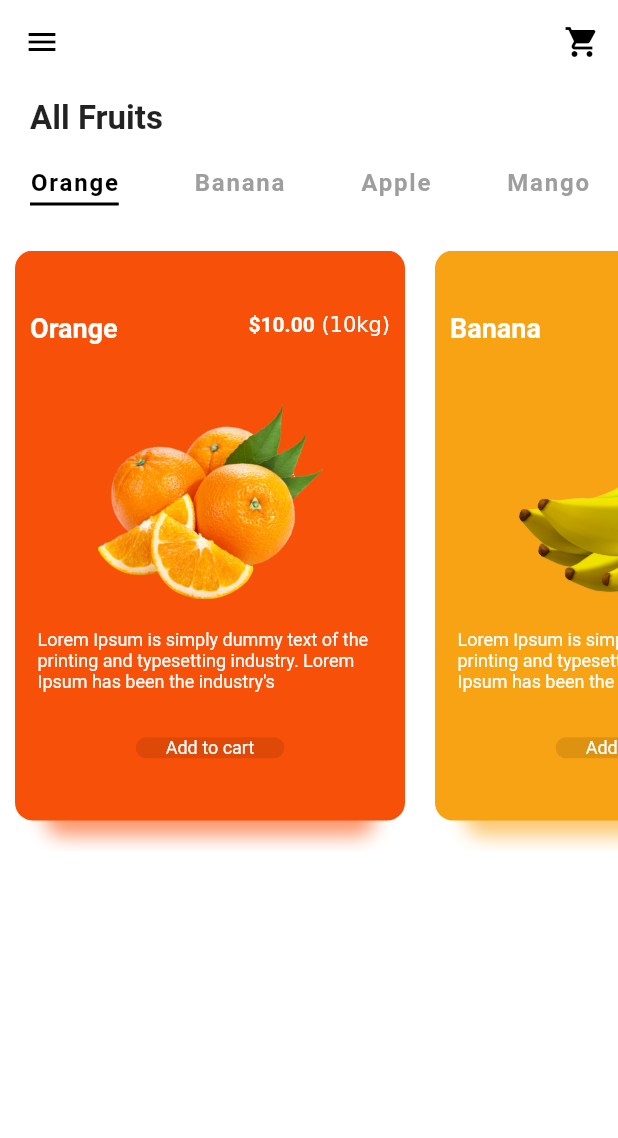
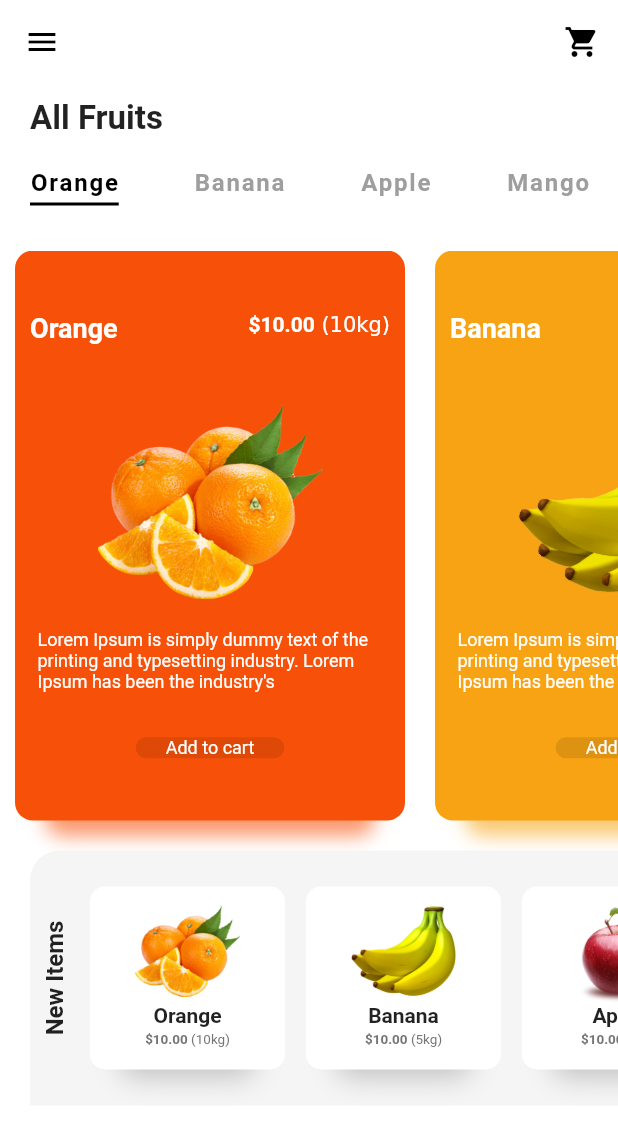
Before and after one commit to Monarene/fruit-app-ui, a Flutter app: the screen it shows after launch, on a phone screen of 412 x 824 dp. Shown: the top 1138 px of the screen. Run offline on Flutter 3.47's test engine with Material 2 defaults, Android fonts, the phone set to English and light mode, and no system bars.

Commit message:
added the bottom widget

```diff
--- a/lib/screen/home_screen.dart
+++ b/lib/screen/home_screen.dart
@@ -1,5 +1,5 @@
 import 'package:flutter/material.dart';
-import 'package:fruit_app_ui/widgets/categories.dart';
+import 'package:fruit_app_ui/widgets/widgets.dart';
 
 class HomeScreen extends StatelessWidget {
   @override
@@ -16,6 +16,7 @@ class HomeScreen extends StatelessWidget {
             ),
           ),
           Categories(),
+          NewItems()
         ],
       ),
     );
--- /dev/null
+++ b/lib/widgets/newItems.dart
@@ -0,0 +1,81 @@
+import 'package:flutter/material.dart';
+import 'package:fruit_app_ui/model/list_item.dart';
+
+class NewItems extends StatelessWidget {
+  const NewItems({Key key}) : super(key: key);
+
+  @override
+  Widget build(BuildContext context) {
+    return Container(
+      height: 170.0,
+      margin: EdgeInsets.only(left: 20.0),
+      decoration: BoxDecoration(
+          color: Colors.grey[100],
+          borderRadius: BorderRadius.only(topLeft: Radius.circular(20.0))),
+      child: Row(
+        children: [
+          RotatedBox(
+              quarterTurns: 3,
+              child: Container(
+                margin: EdgeInsets.only(top: 7.0, bottom: 7.0),
+                child: Text(
+                  "New Items",
+                  style: TextStyle(fontSize: 16.0, fontWeight: FontWeight.bold),
+                ),
+              )),
+          Expanded(
+              child: ListView.builder(
+                  scrollDirection: Axis.horizontal,
+                  itemCount: listItems.length,
+                  itemBuilder: (BuildContext context, int index) {
+                    return Container(
+                      width: 130.0,
+                      padding: EdgeInsets.only(top: 8.0, bottom: 8.0),
+                      margin:
+                      EdgeInsets.symmetric(horizontal: 7.0, vertical: 24.0),
+                      decoration: BoxDecoration(
+                          color: Colors.white,
+                          borderRadius: BorderRadius.circular(10.0),
+                          boxShadow: [
+                            BoxShadow(
+                                blurRadius: 15.0,
+                                offset: Offset(0, 25),
+                                color: Colors.grey[500].withOpacity(0.6),
+                                spreadRadius: -20.0),
+                          ]),
+                      child: Column(children: <Widget>[
+                        Image(
+                          height: 70.0,
+                          width: 70.0,
+                          image: AssetImage(
+                              "assets/fruits/" + listItems[index].image),
+                        ),
+                        Text(
+                          listItems[index].name,
+                          style: TextStyle(fontWeight: FontWeight.bold),
+                        ),
+                        SizedBox(
+                          height: 3.0,
+                        ),
+                        RichText(
+                          text: TextSpan(
+                              style: TextStyle(
+                                  color: Colors.grey[600], fontSize: 9.0),
+                              children: <TextSpan>[
+                                TextSpan(
+                                    text: listItems[index].price + ".00",
+                                    style:
+                                    TextStyle(fontWeight: FontWeight.bold)),
+                                TextSpan(text: " (" + listItems[index].kg + ")"),
+                              ]),
+                        )
+                      ]),
+                    );
+                  }))
+
+        ],
+      ),
+
+    );
+  }
+}
--- a/lib/widgets/widgets.dart
+++ b/lib/widgets/widgets.dart
@@ -1 +1,2 @@
 export 'categories.dart';
+export 'newItems.dart';
```
